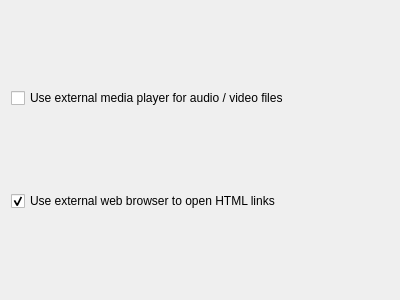
Above: linpreferencesform.ui from jpietrzak8/Linguine before the change. Below: the same form after it.
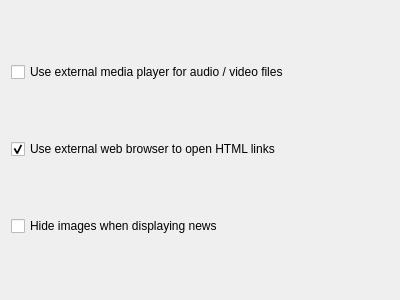
That is the form after the change.

```diff
--- a/linpreferencesform.ui
+++ b/linpreferencesform.ui
@@ -31,6 +31,13 @@
      </property>
     </widget>
    </item>
+   <item>
+    <widget class="QCheckBox" name="imagesCheckBox">
+     <property name="text">
+      <string>Hide images when displaying news</string>
+     </property>
+    </widget>
+   </item>
   </layout>
  </widget>
  <resources/>
```
